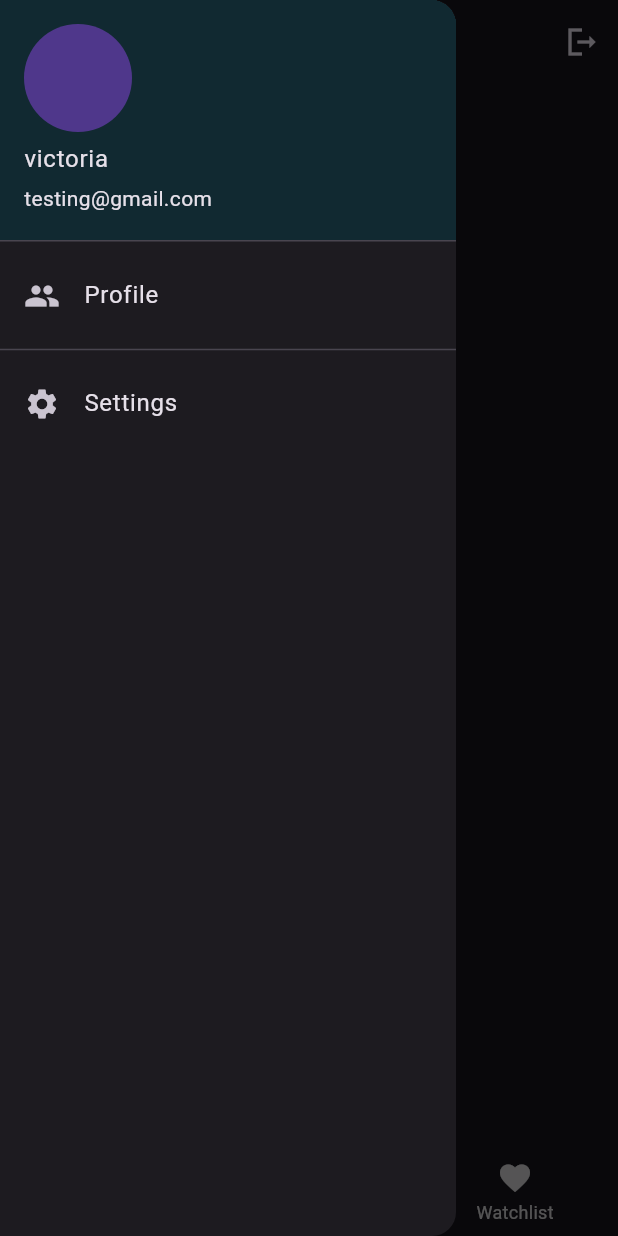
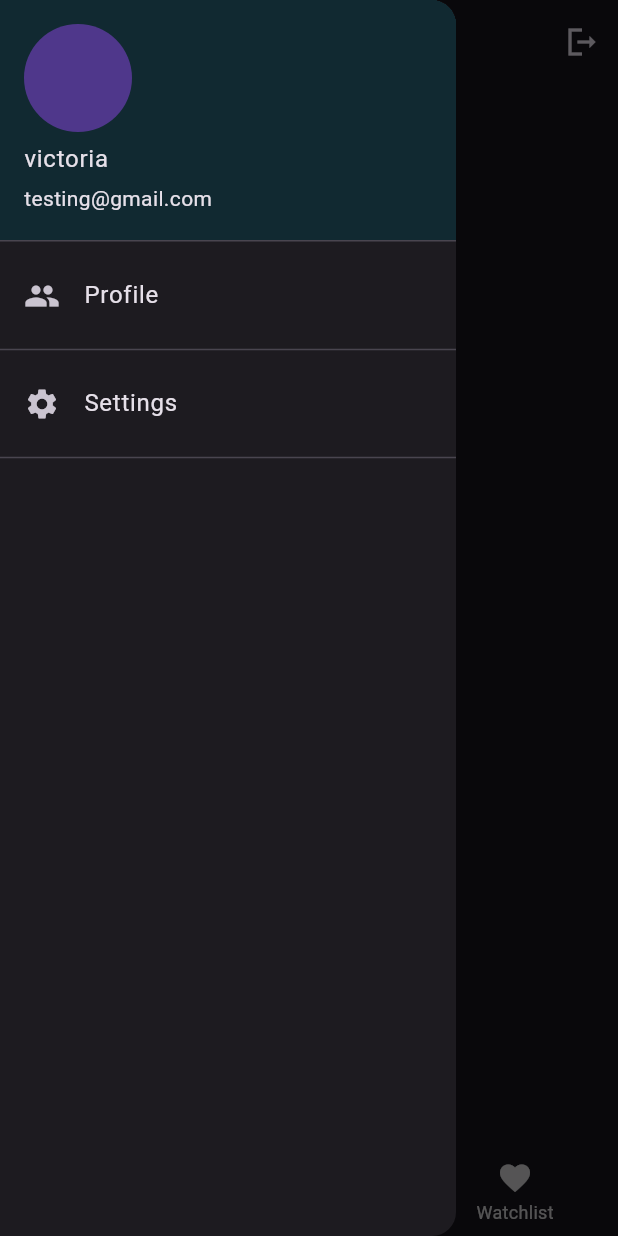
Before and after one commit to yusrabudiman/ZEUS_movie_flutter, a Flutter app: the MyWidget screen opened directly, with the side drawer open, on a phone screen of 412 x 824 dp. Run offline on Flutter 3.47's test engine with Material 2 defaults, Android fonts, the phone set to English and light mode, and no system bars; our stand-ins replace dio, firebase_analytics, firebase_auth, firebase_core, flutter_login, font_awesome_flutter and 1 more; accounts and stored records are empty; network calls fail.

Commit message:
add feature and modified top bar

```diff
--- a/lib/leftnav.dart
+++ b/lib/leftnav.dart
@@ -32,6 +32,7 @@ class _leftNavbarAksiState extends State<leftNavbarAksi> {
             title: Text('Settings'),
             onTap: () => null,
           ),
+          Divider()
         ],
       ),
     );
--- a/lib/navigation/home.dart
+++ b/lib/navigation/home.dart
@@ -17,7 +17,6 @@ class _HomeListState extends State<HomeList> {
   double kSpacing = 14.00;
   BorderRadius kBorderRadius = BorderRadius.circular(20.00);
 
-
   late Stream<List<Map<String, dynamic>>> _trendings;
   late Stream<List<Map<String, dynamic>>> _movies;
   late Stream<List<Map<String, dynamic>>> _nowPlaying;
@@ -30,8 +29,6 @@ class _HomeListState extends State<HomeList> {
 
     _nowPlaying = getNowPlaying().asBroadcastStream();
   }
-
-
 
   Stream<List<Map<String, dynamic>>> getTrending() {
     return Stream.fromFuture(_fetchTrending());
@@ -86,14 +83,13 @@ class _HomeListState extends State<HomeList> {
     return Scaffold(
         body: CustomScrollView(
       slivers: [
-
         const SliverToBoxAdapter(
           child: Padding(
             padding: EdgeInsets.only(
               left: 15,
               top: 20,
             ),
-            child: Text('Trending',
+            child: Text('Trendings',
                 style: TextStyle(fontSize: 24, fontWeight: FontWeight.w500)),
           ),
         ),
--- a/lib/navigation/search.dart
+++ b/lib/navigation/search.dart
@@ -36,11 +36,9 @@ class _appSearchState extends State<appSearch> {
   @override
   Widget build(BuildContext context) {
     return Scaffold(
-
         body: Container(
       child: CustomScrollView(
         slivers: [
-
           SliverPadding(
             padding: EdgeInsets.all(16.0),
             sliver: SliverToBoxAdapter(
@@ -54,7 +52,7 @@ class _appSearchState extends State<appSearch> {
                 },
                 controller: controller,
                 decoration: InputDecoration(
-                    labelText: "Search Movie",
+                    labelText: "Search Movies",
                     prefixIcon: Icon(Icons.search),
                     hintText: "Try: Oppenheimer"),
               ),
--- a/lib/navigation/watchlist.dart
+++ b/lib/navigation/watchlist.dart
@@ -22,7 +22,7 @@ class _WatchlistState extends State<Watchlist> {
       body: prov.watchlist.isEmpty
           ? Center(
               child: Text(
-              'watchlist empty ?\ntry feature favorite in the detail movie if you like',
+              'watchlist empty ?\ntry features favorite in the detail movie if you like',
               textAlign: TextAlign.center,
             ))
           : CustomScrollView(
```
